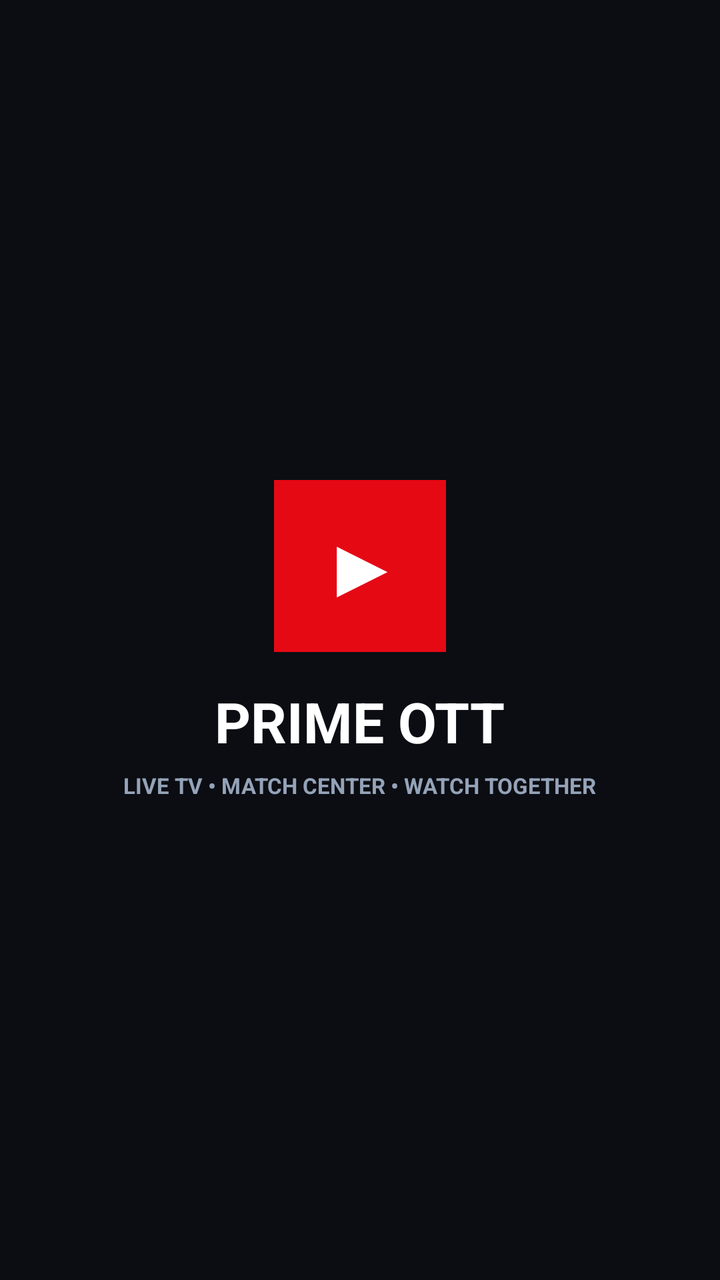
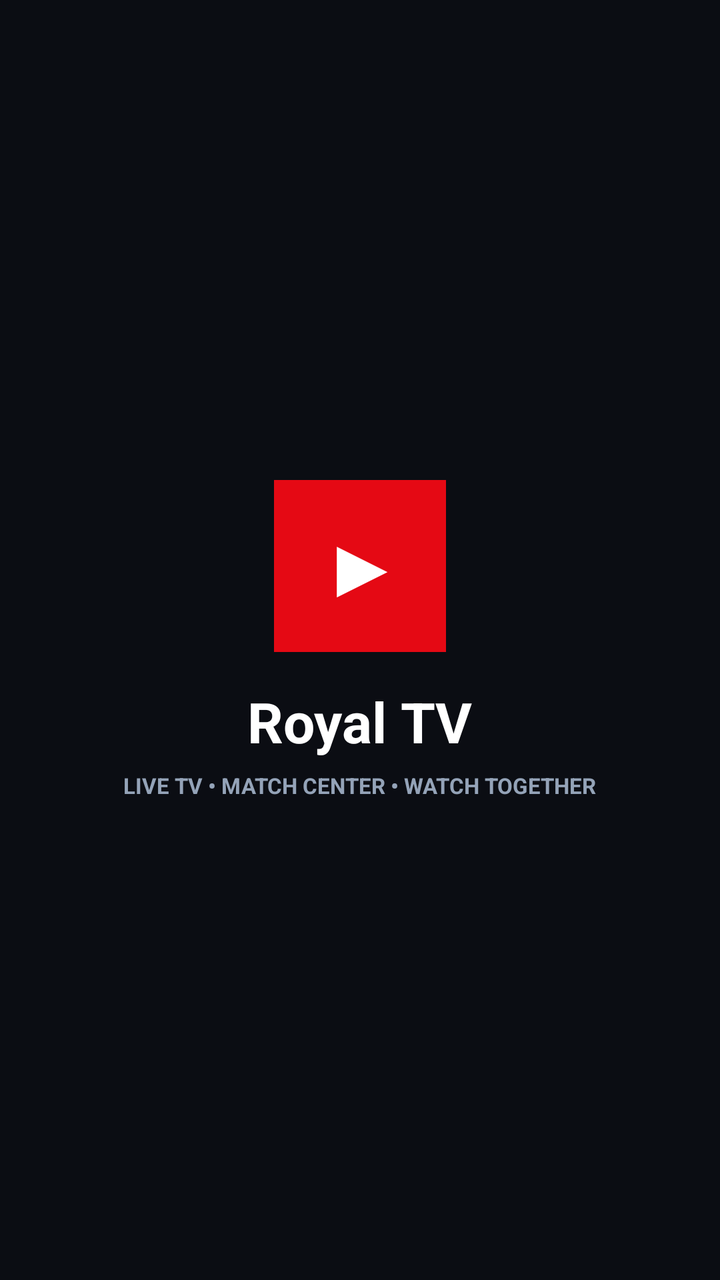

Compare the two renders of this Android layout. The source of the first and the diff that turns it into the second are given below.
<!-- AndroidManifest.xml: application theme Theme.MaterialComponents.DayNight.NoActionBar -->
<!-- res/layout/activity_splash.xml -->
<?xml version="1.0" encoding="utf-8"?>
<FrameLayout xmlns:android="http://schemas.android.com/apk/res/android"
    android:layout_width="match_parent"
    android:layout_height="match_parent"
    android:background="#0B0D13"
    android:padding="24dp">

    <LinearLayout
        android:id="@+id/splashBrandContainer"
        android:layout_width="match_parent"
        android:layout_height="match_parent"
        android:gravity="center"
        android:orientation="vertical">

        <TextView
            android:id="@+id/tvSplashLogoIcon"
            android:layout_width="86dp"
            android:layout_height="86dp"
            android:background="#E50914"
            android:gravity="center"
            android:text="▶"
            android:textColor="#FFFFFF"
            android:textSize="40sp"
            android:textStyle="bold" />

        <TextView
            android:layout_width="wrap_content"
            android:layout_height="wrap_content"
            android:layout_marginTop="16dp"
            android:text="PRIME OTT"
            android:textColor="#FFFFFF"
            android:textSize="28sp"
            android:textStyle="bold" />

        <TextView
            android:layout_width="wrap_content"
            android:layout_height="wrap_content"
            android:layout_marginTop="6dp"
            android:text="LIVE TV • MATCH CENTER • WATCH TOGETHER"
            android:textColor="#94A3B8"
            android:textSize="11sp"
            android:textStyle="bold" />
    </LinearLayout>

    <ScrollView
        android:id="@+id/onboardingScroll"
        android:layout_width="match_parent"
        android:layout_height="match_parent"
        android:visibility="gone">

        <LinearLayout
            android:layout_width="match_parent"
            android:layout_height="wrap_content"
            android:gravity="center_horizontal"
            android:orientation="vertical"
            android:paddingVertical="20dp">

            <TextView
                android:id="@+id/tvOnboardTitle"
                android:layout_width="wrap_content"
                android:layout_height="wrap_content"
                android:text="مرحباً بك في Prime OTT"
                android:textColor="#FFFFFF"
                android:textSize="22sp"
                android:textStyle="bold" />

            <TextView
                android:id="@+id/tvOnboardSub"
                android:layout_width="wrap_content"
                android:layout_height="wrap_content"
                android:layout_marginTop="4dp"
                android:layout_marginBottom="20dp"
                android:gravity="center"
                android:text="اختر لغتك المفضلة وأكمل الإعداد السريع للبدء"
                android:textColor="#94A3B8"
                android:textSize="13sp" />

            <LinearLayout
                android:layout_width="match_parent"
                android:layout_height="wrap_content"
                android:orientation="horizontal"
                android:weightSum="3"
                android:layout_marginBottom="18dp">

                <Button
                    android:id="@+id/btnLangAr"
                    android:layout_width="0dp"
                    android:layout_height="46dp"
                    android:layout_weight="1"
                    android:layout_marginEnd="6dp"
                    android:backgroundTint="#E50914"
                    android:text="العربية"
                    android:textColor="#FFFFFF" />

                <Button
                    android:id="@+id/btnLangFr"
                    android:layout_width="0dp"
                    android:layout_height="46dp"
                    android:layout_weight="1"
                    android:layout_marginEnd="6dp"
                    android:backgroundTint="#181C26"
                    android:text="Français"
                    android:textColor="#FFFFFF" />

                <Button
                    android:id="@+id/btnLangEn"
                    android:layout_width="0dp"
                    android:layout_height="46dp"
                    android:layout_weight="1"
                    android:backgroundTint="#181C26"
                    android:text="English"
                    android:textColor="#FFFFFF" />
            </LinearLayout>

            <LinearLayout
                android:layout_width="match_parent"
                android:layout_height="wrap_content"
                android:background="#151A26"
                android:orientation="vertical"
                android:padding="16dp"
                android:layout_marginBottom="14dp">

                <TextView
                    android:id="@+id/tvNameLabel"
                    android:layout_width="wrap_content"
                    android:layout_height="wrap_content"
                    android:text="👤 اسمك في غرف المشاهدة الجماعية (Watch Together)"
                    android:textColor="#FFFFFF"
                    android:textSize="13sp"
                    android:textStyle="bold" />

                <EditText
                    android:id="@+id/etUserDisplayName"
                    android:layout_width="match_parent"
                    android:layout_height="44dp"
                    android:layout_marginTop="8dp"
                    android:background="#0B0D13"
                    android:hint="مثال: عادل / Adel"
                    android:paddingHorizontal="12dp"
                    android:singleLine="true"
                    android:textColor="#FFFFFF"
                    android:textColorHint="#64748B" />
            </LinearLayout>

            <LinearLayout
                android:layout_width="match_parent"
                android:layout_height="wrap_content"
                android:background="#151A26"
                android:orientation="vertical"
                android:padding="16dp"
                android:layout_marginBottom="18dp">

                <TextView
                    android:id="@+id/tvCodeLabel"
                    android:layout_width="wrap_content"
                    android:layout_height="wrap_content"
                    android:text="🔑 كود تفعيل الاشتراك VIP (اختياري)"
                    android:textColor="#FFFFFF"
                    android:textSize="13sp"
                    android:textStyle="bold" />

                <EditText
                    android:id="@+id/etOnboardCode"
                    android:layout_width="match_parent"
                    android:layout_height="44dp"
                    android:layout_marginTop="8dp"
                    android:background="#0B0D13"
                    android:hint="PRIME-2026-VIP"
                    android:paddingHorizontal="12dp"
                    android:singleLine="true"
                    android:textColor="#FFFFFF"
                    android:textColorHint="#64748B" />

                <TextView
                    android:id="@+id/tvAuthStatusMsg"
                    android:layout_width="match_parent"
                    android:layout_height="wrap_content"
                    android:layout_marginTop="6dp"
                    android:textColor="#10B981"
                    android:visibility="gone" />
            </LinearLayout>

            <Button
                android:id="@+id/btnFinishSetup"
                android:layout_width="match_parent"
                android:layout_height="50dp"
                android:backgroundTint="#E50914"
                android:text="🚀 حفظ والانتقال إلى الصفحة الرئيسية"
                android:textColor="#FFFFFF"
                android:textStyle="bold" />

            <Button
                android:id="@+id/btnSkipGuest"
                android:layout_width="match_parent"
                android:layout_height="44dp"
                android:layout_marginTop="8dp"
                android:backgroundTint="#1E2433"
                android:text="المتابعة مباشرة بدون كود"
                android:textColor="#CBD5E1" />
        </LinearLayout>
    </ScrollView>
</FrameLayout>
<!-- resources referenced by this layout -->
<resources>

</resources>

<!-- the commit's change to res/layout/activity_splash.xml (unified diff, before → after) -->
@@ -27,7 +27,7 @@
             android:layout_width="wrap_content"
             android:layout_height="wrap_content"
             android:layout_marginTop="16dp"
-            android:text="PRIME OTT"
+            android:text="Royal TV"
             android:textColor="#FFFFFF"
             android:textSize="28sp"
             android:textStyle="bold" />
